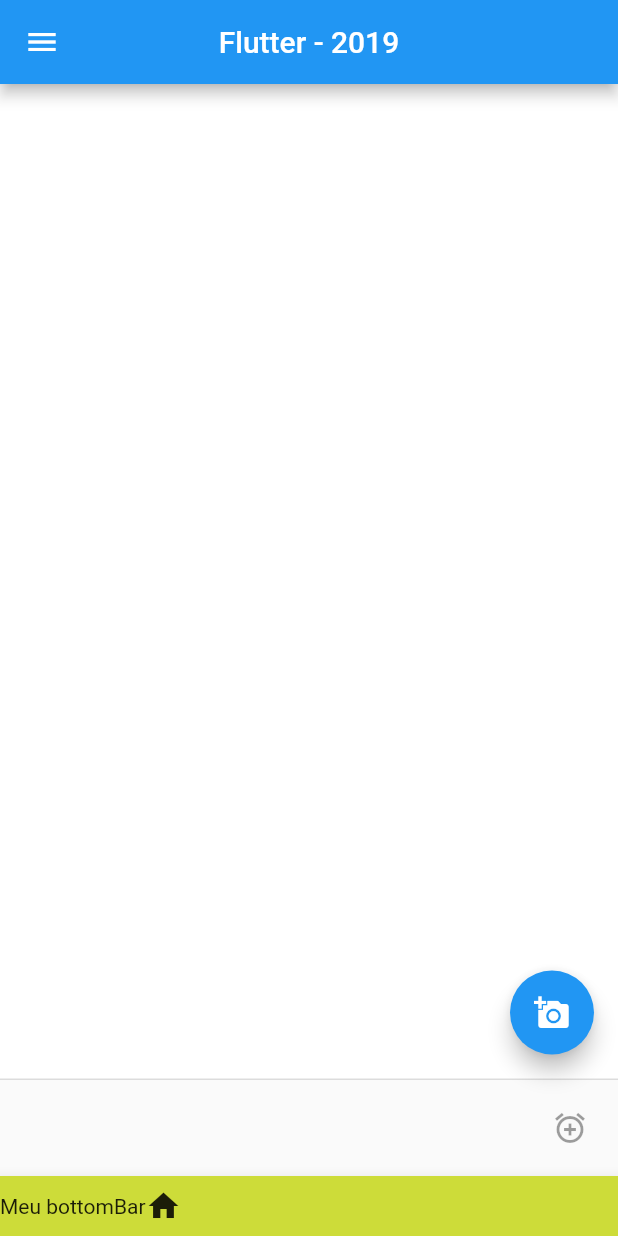
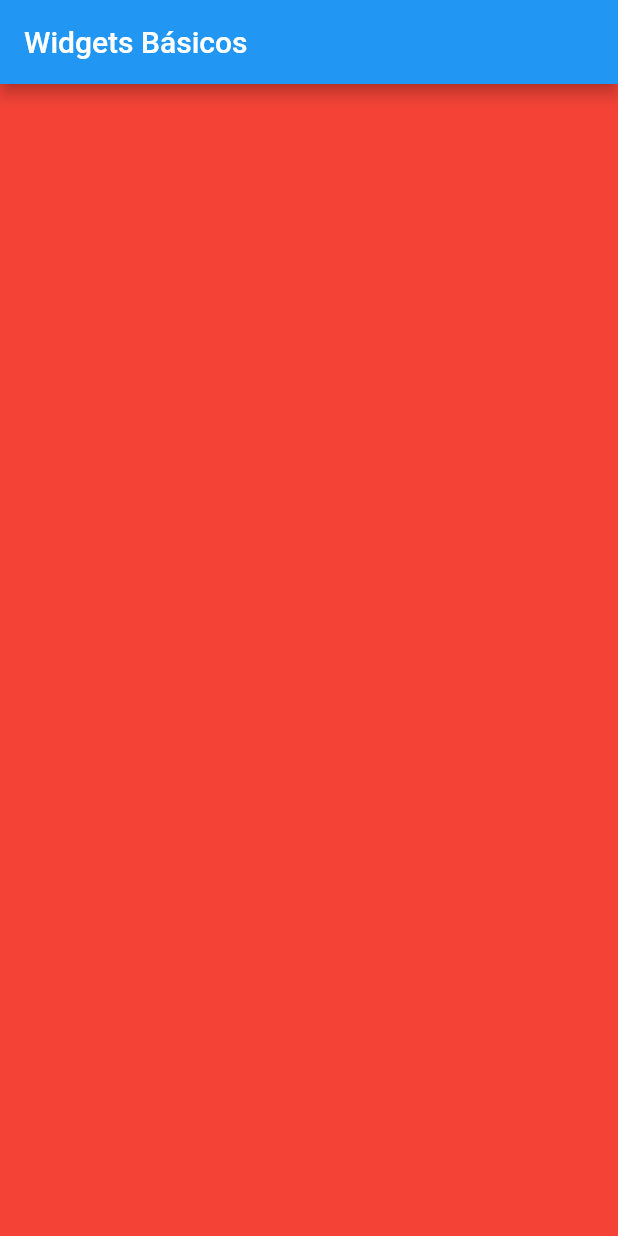
Before and after one commit to DevDouglasConectado/cursomacoratti_flutter, a Flutter app: the screen it shows after launch, on a phone screen of 412 x 824 dp. Run offline on Flutter 3.47's test engine with Material 2 defaults, Android fonts, the light colour scheme and no system bars.

Commit message:
widgetButton

```diff
--- a/lib/main.dart
+++ b/lib/main.dart
@@ -6,47 +6,30 @@
   Widget build(BuildContext context) {
     return MaterialApp(
       debugShowCheckedModeBanner: false,
-      title: "Aula03",
+      title: "Widgets Básicos",
       theme: ThemeData(
         primaryColor: Colors.blue
       ),
-      home: meuWidget()
-    );
+      home: widgetsBasicos());
   }
-
-   meuWidget() {
+}
+class widgetsBasicos extends StatelessWidget {
+  @override
+  Widget build(BuildContext context) {
     return Scaffold(
       appBar: AppBar(
-        title: Text("Flutter - 2019"),
-        centerTitle: true,
-      ),
+        title: Text("Widgets Básicos"),
+        ),
       body: Container(
-        color: Colors.white,
-      ),
-      drawer: Container(
-        color: Colors.orange,
-      ),
-      floatingActionButton: FloatingActionButton(
-        child: Icon(Icons.add_a_photo),
-        onPressed: (){print("Pressionado");},
-       ),
-       bottomNavigationBar: BottomAppBar(
-         child: Container(
-           height: 40.0,
-           child: Row(
-             children: [
-               Text("Meu bottomBar"),
-               Icon(Icons.home)
-              ],
-           ),
-         ),
-         color: Colors.lime,
-      ),
-      persistentFooterButtons: [
-        IconButton( icon: Icon(Icons.add_alarm),
-        onPressed: null),
-      ],
+        color: Colors.red,
+        child: widgetButton()
+                )
+            );
 
-      );
-  }
+
+          }
+
+          widgetButton() {}
+
+
 }
```
Also changed, not shown: lib/widget_scaffold.dart (added, +39 -0 lines), lib/widget_text.dart (added, +18 -0 lines).
